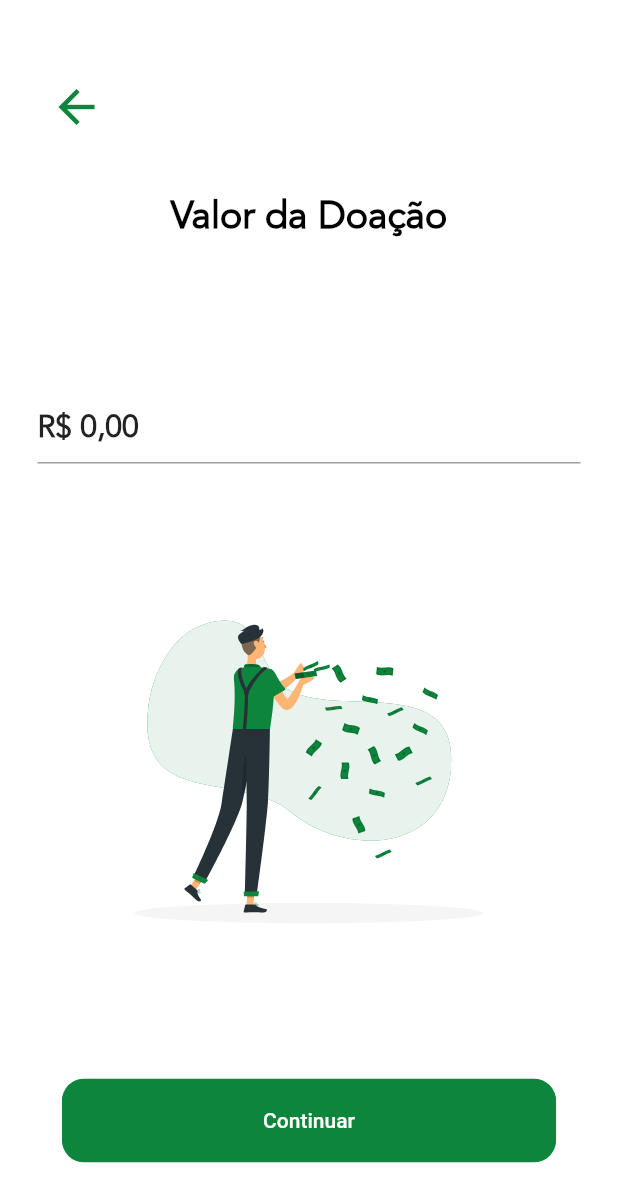
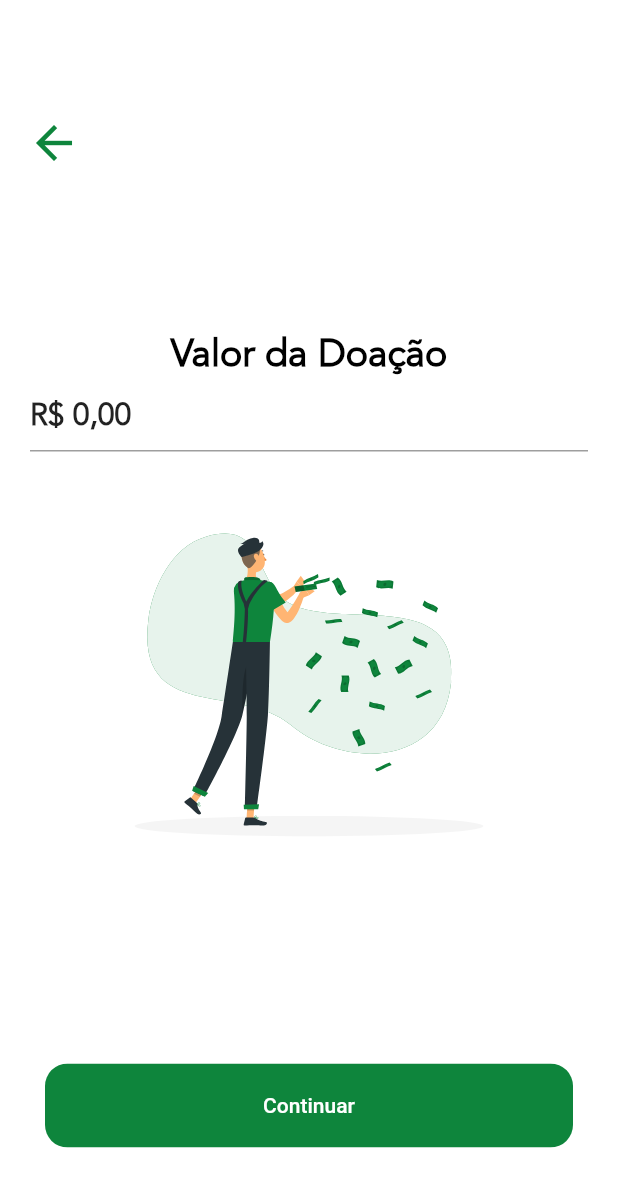
Before and after one commit to Lucasvor/colaboreapp, a Flutter app: the ValorDoacaoForm screen opened directly, on a phone screen of 412 x 824 dp. Shown: the top 1202 px of the screen. Run offline on Flutter 3.47's test engine with Material 2 defaults, Android fonts, the phone set to English and light mode, and no system bars; drawn by our look-alikes of auto_size_text; our stand-ins replace bloc, cached_network_image, carousel_slider, cloud_firestore, date_format, equatable and 8 more; missing offline and left inert: cpf_cnpj_validator; accounts and stored records are empty; generated files the repository leaves out were written again.

Commit message:
att valor doação

```diff
--- a/lib/Screens/ValorDoacao/valorDoacao.dart
+++ b/lib/Screens/ValorDoacao/valorDoacao.dart
@@ -59,19 +59,20 @@ class _ValorDoacaoState extends State<ValorDoacaoForm> {
       DeviceOrientation.portraitDown,
     ]);
     return Scaffold(
-      body: Container(
+      body: SingleChildScrollView(
+        child: Container(
           width: double.infinity,
           height: size.height,
+          child: Padding(
+            padding: const EdgeInsets.fromLTRB(10, 20, 10, 0),
             child: Form(
-            child: Padding(
-          padding: EdgeInsets.all(25),
-          child: SingleChildScrollView(
                 child: Column(
+              mainAxisAlignment: MainAxisAlignment.spaceAround,
+              crossAxisAlignment: CrossAxisAlignment.stretch,
               children: <Widget>[
-                Padding(
-                  padding: const EdgeInsets.fromLTRB(0, 20, 0, 0),
-                  child: Row(
+                Row(
                   mainAxisAlignment: MainAxisAlignment.start,
+                  crossAxisAlignment: CrossAxisAlignment.start,
                   children: <Widget>[
                     IconButton(
                       icon: Icon(Icons.arrow_back),
@@ -82,11 +83,15 @@ class _ValorDoacaoState extends State<ValorDoacaoForm> {
                         Navigator.of(context).pop();
                       },
                     ),
-                      ]),
+                  ],
                 ),
                 Padding(
-                    padding: const EdgeInsets.fromLTRB(0, 30, 0, 0),
-                    child: Row(
+                  padding: const EdgeInsets.fromLTRB(10, 0, 10, 0),
+                  child: Column(
+                    mainAxisAlignment: MainAxisAlignment.spaceEvenly,
+                    crossAxisAlignment: CrossAxisAlignment.stretch,
+                    children: <Widget>[
+                      Row(
                         mainAxisAlignment: MainAxisAlignment.center,
                         children: <Widget>[
                           AutoSizeText.rich(
@@ -101,10 +106,8 @@ class _ValorDoacaoState extends State<ValorDoacaoForm> {
                             textAlign: TextAlign.center,
                           ),
                         ],
-                    )),
-                Padding(
-                  padding: const EdgeInsets.fromLTRB(0, 100, 0, 0),
-                  child: TextFormField(
+                      ),
+                      TextFormField(
                         controller: valorController,
                         keyboardType: TextInputType.number,
                         // ignore: deprecated_member_use
@@ -119,20 +122,16 @@ class _ValorDoacaoState extends State<ValorDoacaoForm> {
                               vertical: 0, horizontal: 0),
                         ),
                       ),
-                ),
-                Container(
-                  child: Padding(
-                    padding: const EdgeInsets.fromLTRB(0, 50, 0, 0),
-                    child: SvgPicture.asset(
+                      SvgPicture.asset(
                         "assets/images/Make_it_rain-rafiki.svg",
                         height: 300,
                         width: 300,
                       ),
+                    ],
                   ),
                 ),
-                Container(
-                  child: Padding(
-                    padding: const EdgeInsets.fromLTRB(0, 50, 0, 0),
+                Padding(
+                  padding: const EdgeInsets.fromLTRB(20, 0, 20, 0),
                   child: RoundedButton(
                     text: "Continuar",
                     press: () async {
@@ -152,11 +151,10 @@ class _ValorDoacaoState extends State<ValorDoacaoForm> {
                     },
                   ),
                 ),
-                ),
               ],
+            )),
           ),
         ),
-        )),
       ),
     );
   }
```
Lines whose indentation alone changed are shown as unchanged.
